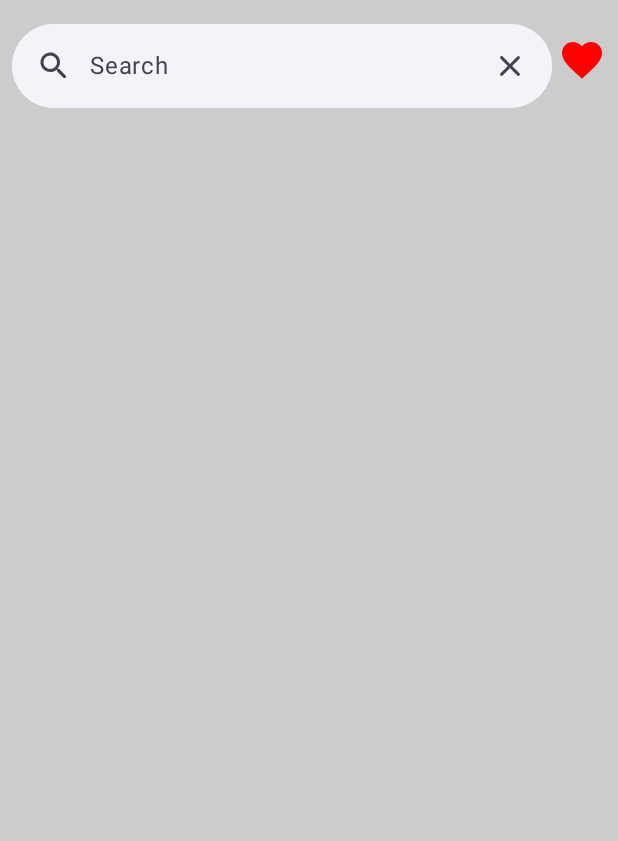
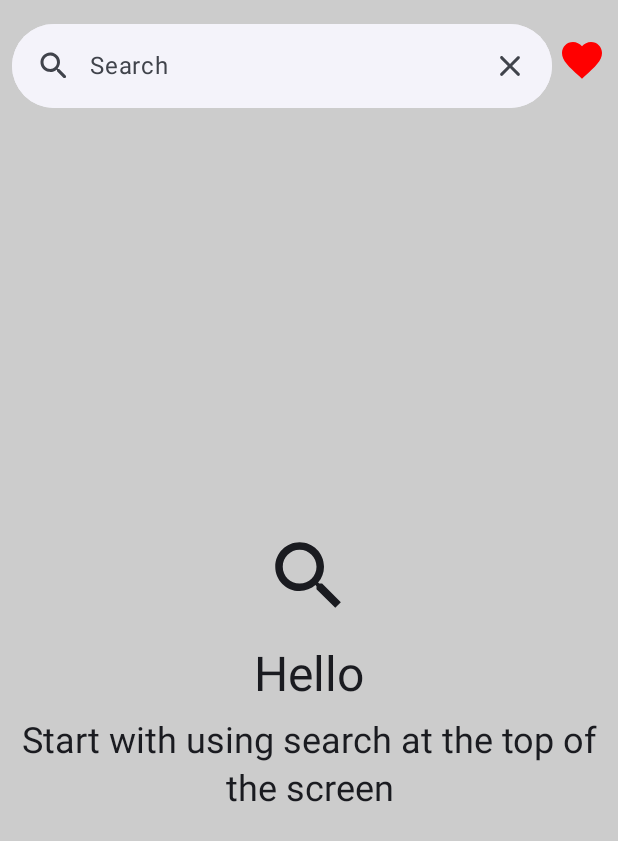
Before and after one commit to ristic23/AktiiaFoursquare, an Android app built with Jetpack Compose: the screen it shows after launch (MainActivity), on a phone screen of 412 x 824 dp. Shown: the top 841 px of the screen. Run offline under Robolectric (Android 15) with nearby library versions, the phone set to English and light mode, and no system bars; our stand-ins replace Room's generated code; libraries missing offline, so code that uses them is left out: com.jakewharton.retrofit2.

Commit message:
Added WarningScreenState.kt Created two list states for all cached and search result

```diff
--- /dev/null
+++ b/core/presentation/designsystem/src/main/java/com/aktiia/core/presentation/designsystem/WarningScreenState.kt
@@ -0,0 +1,71 @@
+package com.aktiia.core.presentation.designsystem
+
+import androidx.compose.foundation.layout.Arrangement
+import androidx.compose.foundation.layout.Column
+import androidx.compose.foundation.layout.Spacer
+import androidx.compose.foundation.layout.fillMaxSize
+import androidx.compose.foundation.layout.height
+import androidx.compose.foundation.layout.size
+import androidx.compose.material.icons.Icons
+import androidx.compose.material.icons.filled.Search
+import androidx.compose.material3.MaterialTheme
+import androidx.compose.material3.Icon
+import androidx.compose.material3.Text
+import androidx.compose.runtime.Composable
+import androidx.compose.ui.Alignment
+import androidx.compose.ui.Modifier
+import androidx.compose.ui.graphics.vector.ImageVector
+import androidx.compose.ui.text.style.TextAlign
+import androidx.compose.ui.tooling.preview.Preview
+import androidx.compose.ui.unit.dp
+
+@Composable
+fun WarningScreenState(
+    modifier: Modifier = Modifier,
+    icon: ImageVector,
+    title: String,
+    message: String,
+) {
+    Column(
+        modifier = modifier,
+        horizontalAlignment = Alignment.CenterHorizontally,
+        verticalArrangement = Arrangement.Center
+    ) {
+
+        Icon(
+            imageVector = icon,
+            contentDescription = null,
+            modifier = Modifier
+                .size(60.dp)
+        )
+
+        Spacer(modifier = Modifier.height(16.dp))
+
+        Text(
+            text = title,
+            style = MaterialTheme.typography.headlineLarge,
+            textAlign = TextAlign.Center
+        )
+
+        Spacer(modifier = Modifier.height(8.dp))
+
+        Text(
+            text = message,
+            style = MaterialTheme.typography.headlineSmall, // half-ish size of headlineLarge
+            textAlign = TextAlign.Center
+        )
+    }
+}
+
+
+@Preview
+@Composable
+private fun WarningScreenStatePreview() {
+    WarningScreenState(
+        modifier = Modifier
+            .fillMaxSize(),
+        icon = Icons.Filled.Search,
+        title = "Empty cache",
+        message = "Try searching for new places"
+    )
+}
--- a/features/search/domain/src/main/java/com/aktiia/features/search/domain/SearchRepository.kt
+++ b/features/search/domain/src/main/java/com/aktiia/features/search/domain/SearchRepository.kt
@@ -2,7 +2,6 @@ package com.aktiia.features.search.domain
 
 import com.aktiia.core.domain.PlaceData
 import com.aktiia.core.domain.util.DataError
-import com.aktiia.core.domain.util.EmptyResult
 import com.aktiia.core.domain.util.Result
 import kotlinx.coroutines.flow.Flow
 
@@ -13,7 +12,7 @@ interface SearchRepository {
     suspend fun search(
         query: String,
         ll: String,
-    ): EmptyResult<DataError>
+    ): Result<List<PlaceData>, DataError.Network>
 
     suspend fun updateFavoriteStatus(id: String, isFavorite: Boolean): Result<PlaceId, DataError.Local>
 }
--- a/features/search/presentation/src/main/java/com/aktiia/features/search/presentation/SearchAction.kt
+++ b/features/search/presentation/src/main/java/com/aktiia/features/search/presentation/SearchAction.kt
@@ -2,5 +2,6 @@ package com.aktiia.features.search.presentation
 
 sealed interface SearchAction {
     data class OnSearchClick(val query: String) : SearchAction
+    data object OnSearchClear: SearchAction
     data class OnFavoriteClick(val id: String, val isFavorite: Boolean): SearchAction
 }
--- a/features/search/presentation/src/main/java/com/aktiia/features/search/presentation/SearchState.kt
+++ b/features/search/presentation/src/main/java/com/aktiia/features/search/presentation/SearchState.kt
@@ -4,8 +4,12 @@ import com.aktiia.core.domain.PlaceData
 
 data class SearchState(
     val searchQuery: String = "",
-    val searchResult: List<PlaceData> = emptyList<PlaceData>(),
+    val searchPlaces: List<PlaceData> = emptyList<PlaceData>(),
+    val allCachedPlaces: List<PlaceData> = emptyList<PlaceData>(),
     val isLoading: Boolean = false,
     val isEmptyResult: Boolean = false,
     val isErrorResult: Boolean = false,
-)
+    val showCachedPlaces: Boolean = true,
+) {
+    val allIsEmpty: Boolean = searchPlaces.isEmpty() && allCachedPlaces.isEmpty()
+}
--- /dev/null
+++ b/features/search/presentation/src/main/res/values/strings.xml
@@ -0,0 +1,11 @@
+<?xml version="1.0" encoding="utf-8"?>
+<resources>
+    <string name="searchResult">Search result</string>
+    <string name="allCachedPlaces">All cached places</string>
+    <string name="emptyResultTitle">No result</string>
+    <string name="emptyResultMessage">Try with different search</string>
+    <string name="errorResultTitle">Error</string>
+    <string name="errorResultMessage">Error occured, please check internet connection and try again</string>
+    <string name="allIsEmptyTitle">Hello</string>
+    <string name="allIsEmptyMessage">Start with using search at the top of the screen</string>
+</resources>
```
Also changed, not shown: features/search/data/src/main/java/com/aktiia/features/search/data/SearchRepositoryImpl.kt (+4 -3 lines), features/search/presentation/src/main/java/com/aktiia/features/search/presentation/SearchScreen.kt (+89 -6 lines), features/search/presentation/src/main/java/com/aktiia/features/search/presentation/SearchViewModel.kt (+28 -3 lines).
